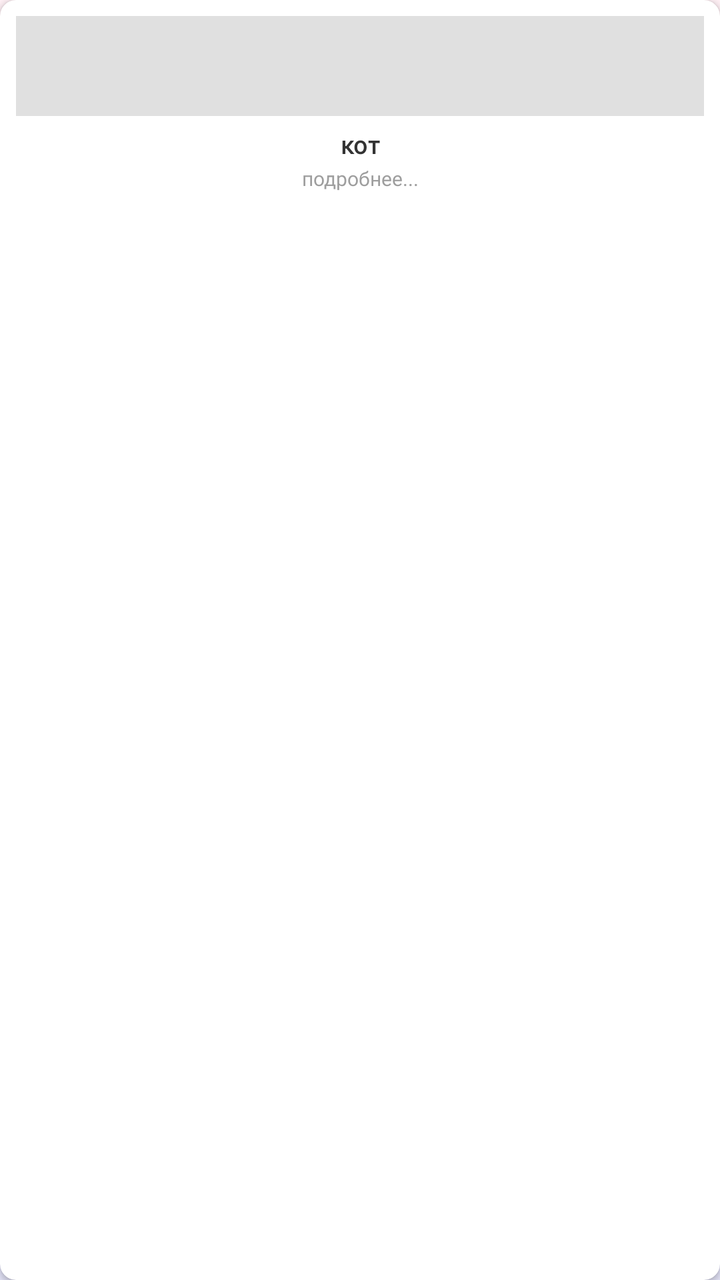
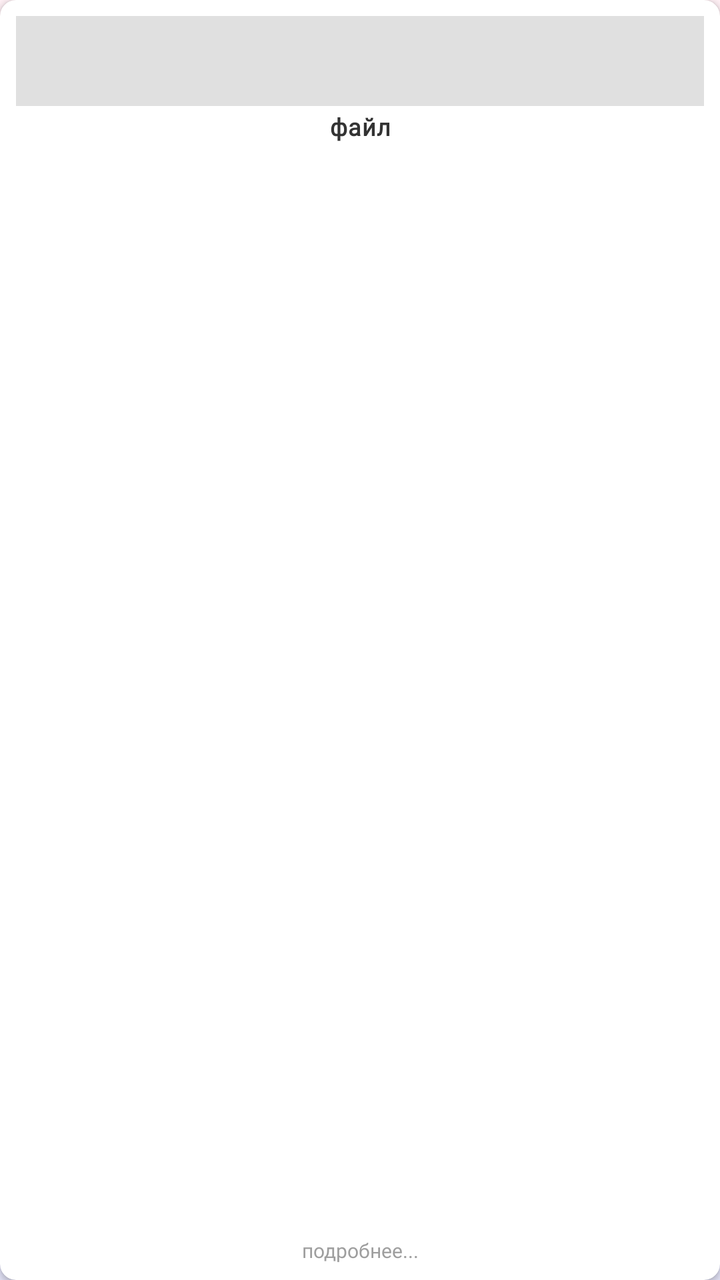

Compare the two renders of this Android layout. The source of the first and the diff that turns it into the second are given below.
<!-- AndroidManifest.xml: application theme Theme.Trace -->
<!-- res/layout/item_file_card.xml -->
<?xml version="1.0" encoding="utf-8"?>
<androidx.cardview.widget.CardView
    xmlns:android="http://schemas.android.com/apk/res/android"
    xmlns:app="http://schemas.android.com/apk/res-auto"
    android:layout_width="90dp"
    android:layout_height="110dp"
    android:layout_margin="6dp"
    app:cardBackgroundColor="#FFFFFF"
    app:cardCornerRadius="8dp"
    app:cardElevation="2dp"
    app:strokeColor="#F48FB1"
    app:strokeWidth="2dp">

    <androidx.constraintlayout.widget.ConstraintLayout
    android:layout_width="match_parent"
    android:layout_height="match_parent"
    android:padding="8dp">


        <ImageView
            android:id="@+id/ivFilePreview"
            android:layout_width="match_parent"
            android:layout_height="50dp"
            android:background="#E0E0E0"
            android:scaleType="centerCrop"
            app:layout_constraintTop_toTopOf="parent"
            app:layout_constraintStart_toStartOf="parent"
            app:layout_constraintEnd_toEndOf="parent" />


<TextView
    android:id="@+id/tvFileName"
    android:layout_width="wrap_content"
    android:layout_height="wrap_content"
    android:layout_marginTop="6dp"
    android:text="кот"
    android:textAppearance="@style/TextAppearance.Trace.Body"
    android:textSize="12sp"
    android:textStyle="bold"
    android:textColor="#333333"
    app:layout_constraintTop_toBottomOf="@id/ivFilePreview"
    app:layout_constraintStart_toStartOf="parent"
    app:layout_constraintEnd_toEndOf="parent" />


<TextView
    android:id="@+id/tvMore"
    android:layout_width="wrap_content"
    android:layout_height="wrap_content"
    android:layout_marginTop="2dp"
    android:text="подробнее..."
    android:textSize="10sp"
    android:textColor="#9E9E9E"
    android:fontFamily="@font/comfortaa_semibold"
    app:layout_constraintTop_toBottomOf="@id/tvFileName"
    app:layout_constraintStart_toStartOf="parent"
    app:layout_constraintEnd_toEndOf="parent" />

</androidx.constraintlayout.widget.ConstraintLayout>
    </androidx.cardview.widget.CardView>
<!-- resources referenced by this layout -->
<resources>
  <style name="TextAppearance.Trace.Body" parent="TextAppearance.MaterialComponents.Body1">
          <item name="fontFamily">@font/comfortaa_semibold</item>
          <item name="android:textColor">#333333</item>
      </style>
  <style name="Theme.Trace" parent="Theme.MaterialComponents.DayNight.NoActionBar">
          
          <item name="colorPrimary">#F8BBD0</item> 
          <item name="colorSecondary">#AECBFA</item> 
          <item name="android:windowBackground">@drawable/bg_main_gradient</item>
      </style>
  <!-- drawable bg_main_gradient (drawable) -->
  <?xml version="1.0" encoding="utf-8"?>
  <shape xmlns:android="http://schemas.android.com/apk/res/android">
      <gradient
          android:angle="270"
          android:startColor="#FFF0F5"
          android:centerColor="#F0F8FF"
          android:endColor="#E6E6FA"
          android:type="linear" />
  </shape>
</resources>

<!-- the commit's change to res/layout/item_file_card.xml (unified diff, before → after) -->
@@ -3,7 +3,7 @@
     xmlns:android="http://schemas.android.com/apk/res/android"
     xmlns:app="http://schemas.android.com/apk/res-auto"
     android:layout_width="90dp"
-    android:layout_height="110dp"
+    android:layout_height="130dp"
     android:layout_margin="6dp"
     app:cardBackgroundColor="#FFFFFF"
     app:cardCornerRadius="8dp"
@@ -12,49 +12,64 @@
     app:strokeWidth="2dp">
 
     <androidx.constraintlayout.widget.ConstraintLayout
-    android:layout_width="match_parent"
-    android:layout_height="match_parent"
-    android:padding="8dp">
+        android:layout_width="match_parent"
+        android:layout_height="match_parent"
+        android:padding="8dp">
 
-
+        
         <ImageView
             android:id="@+id/ivFilePreview"
             android:layout_width="match_parent"
-            android:layout_height="50dp"
+            android:layout_height="45dp"
             android:background="#E0E0E0"
             android:scaleType="centerCrop"
             app:layout_constraintTop_toTopOf="parent"
             app:layout_constraintStart_toStartOf="parent"
             app:layout_constraintEnd_toEndOf="parent" />
 
+        
+        <TextView
+            android:id="@+id/tvFileName"
+            android:layout_width="match_parent"
+            android:layout_height="wrap_content"
+            android:layout_marginTop="2dp"
+            android:text="файл"
+            android:textAppearance="@style/TextAppearance.Trace.Body"
+            android:textSize="12sp"
+            android:textStyle="bold"
+            android:textColor="#333333"
+            android:maxLines="1"
+            android:ellipsize="end"
+            android:gravity="center"
+            app:layout_constraintTop_toBottomOf="@id/ivFilePreview"
+            app:layout_constraintStart_toStartOf="parent"
+            app:layout_constraintEnd_toEndOf="parent" />
 
-<TextView
-    android:id="@+id/tvFileName"
-    android:layout_width="wrap_content"
-    android:layout_height="wrap_content"
-    android:layout_marginTop="6dp"
-    android:text="кот"
-    android:textAppearance="@style/TextAppearance.Trace.Body"
-    android:textSize="12sp"
-    android:textStyle="bold"
-    android:textColor="#333333"
-    app:layout_constraintTop_toBottomOf="@id/ivFilePreview"
-    app:layout_constraintStart_toStartOf="parent"
-    app:layout_constraintEnd_toEndOf="parent" />
+        
+        <TextView
+            android:id="@+id/tvMore"
+            android:layout_width="wrap_content"
+            android:layout_height="wrap_content"
+            android:text="подробнее..."
+            android:textSize="10sp"
+            android:textColor="#9E9E9E"
+            android:fontFamily="@font/comfortaa_semibold"
+            app:layout_constraintBottom_toBottomOf="parent"
+            app:layout_constraintStart_toStartOf="parent"
+            app:layout_constraintEnd_toEndOf="parent" />
 
+        
+        <com.google.android.material.chip.ChipGroup
+            android:id="@+id/chipGroupFileTags"
+            android:layout_width="match_parent"
+            android:layout_height="wrap_content"
+            app:chipSpacingHorizontal="2dp"
+            app:chipSpacingVertical="0dp"
+            app:singleLine="true"
+            app:layout_constraintTop_toBottomOf="@id/tvFileName"
+            app:layout_constraintBottom_toTopOf="@id/tvMore"
+            app:layout_constraintStart_toStartOf="parent"
+            app:layout_constraintEnd_toEndOf="parent" />
 
-<TextView
-    android:id="@+id/tvMore"
-    android:layout_width="wrap_content"
-    android:layout_height="wrap_content"
-    android:layout_marginTop="2dp"
-    android:text="подробнее..."
-    android:textSize="10sp"
-    android:textColor="#9E9E9E"
-    android:fontFamily="@font/comfortaa_semibold"
-    app:layout_constraintTop_toBottomOf="@id/tvFileName"
-    app:layout_constraintStart_toStartOf="parent"
-    app:layout_constraintEnd_toEndOf="parent" />
-
-</androidx.constraintlayout.widget.ConstraintLayout>
-    </androidx.cardview.widget.CardView>
+    </androidx.constraintlayout.widget.ConstraintLayout>
+</androidx.cardview.widget.CardView>
